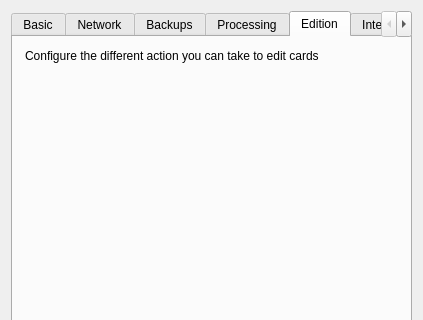
Before: the Qt Designer form designer/preferences.ui in Arthur-Milchior/anki, drawn with Qt 5; both pictures show x 0 to 423 and y 0 to 320 of the 423 by 525 pixel window.
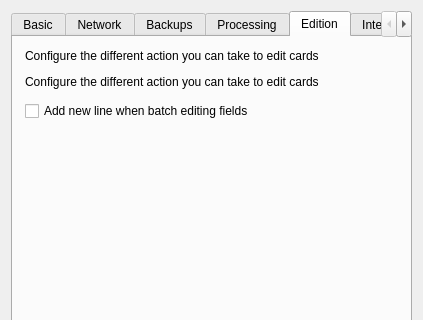
After: the same form once the commit is applied. The open tabs and pages were chosen to show the change.

Commit message: Add preference newLineInBatchEdit

What changed in the file:
```diff
--- a/designer/preferences.ui
+++ b/designer/preferences.ui
@@ -492,6 +492,20 @@
          </property>
         </widget>
        </item>
+        <item>
+         <widget class="QLabel" name="label_2">
+          <property name="text">
+           <string>Configure the different action you can take to edit cards</string>
+          </property>
+         </widget>
+        </item>
+        <item>
+         <widget class="QCheckBox" name="newLineInBatchEdit">
+          <property name="text">
+           <string>Add new line when batch editing fields</string>
+          </property>
+         </widget>
+        </item>
        <item>
         <spacer name="verticalSpacer_5">
          <property name="orientation">
```
The commit also changes 1 other file.
